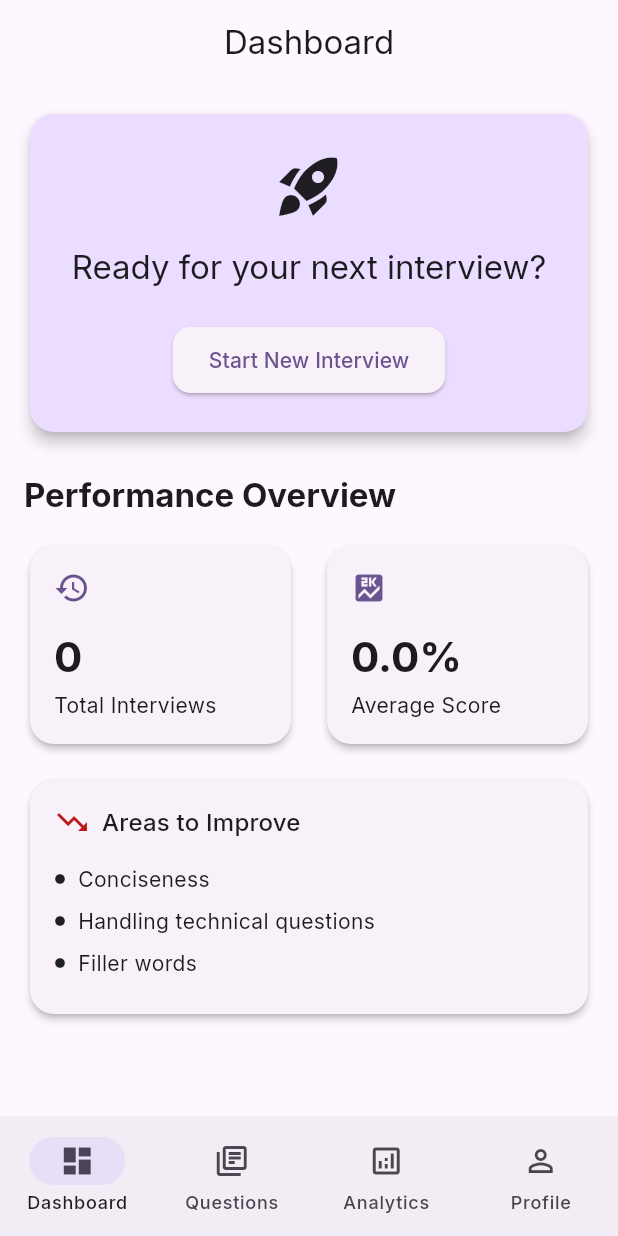
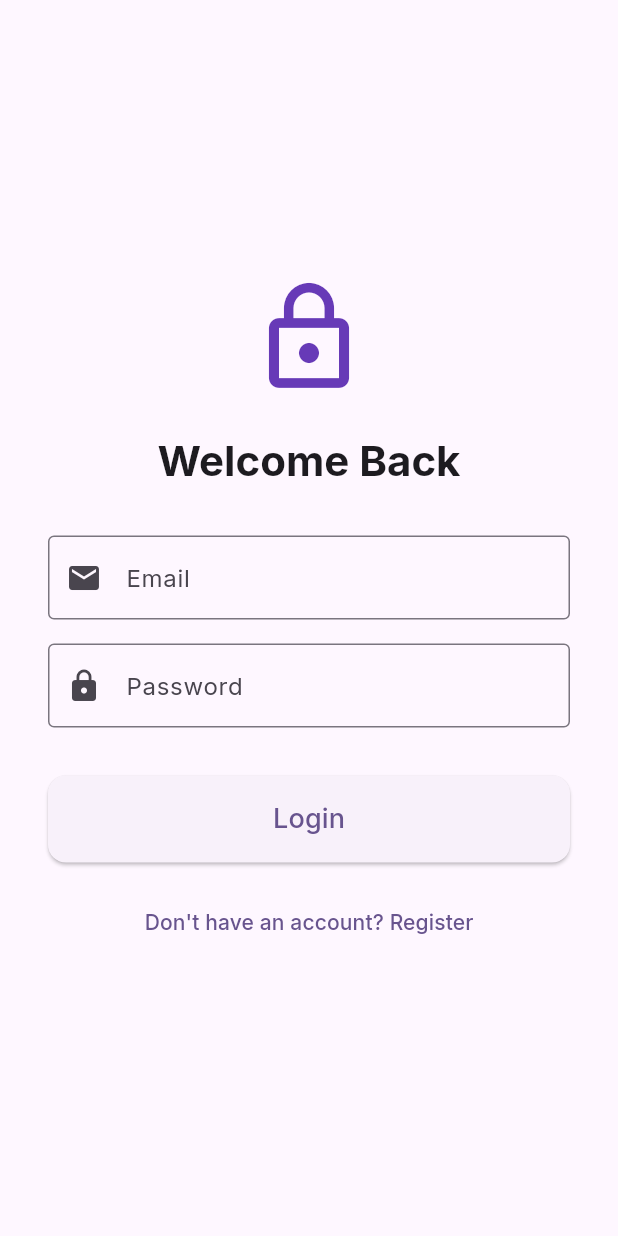
Before and after one commit to anurag-kar-94/interview_mastery, a Flutter app: the screen it shows after launch, on a phone screen of 412 x 824 dp. Run offline on Flutter 3.47's test engine with Material 3 defaults, Android fonts, the phone set to English and light mode, and no system bars; our stand-ins replace fl_chart, google_fonts, shared_preferences, sqflite; accounts and stored records are empty.

Commit message:
your message

```diff
--- a/lib/main.dart
+++ b/lib/main.dart
@@ -1,13 +1,18 @@
 import 'package:flutter/material.dart';
 import 'package:provider/provider.dart';
 import 'providers/app_state_provider.dart';
+import 'providers/auth_provider.dart';
 import 'screens/main_screen.dart';
+import 'screens/login_screen.dart';
 import 'theme/app_theme.dart';
 
-void main() {
+void main() async {
+  WidgetsFlutterBinding.ensureInitialized();
+
   runApp(
     MultiProvider(
       providers: [
+        ChangeNotifierProvider(create: (_) => AuthProvider()),
         ChangeNotifierProvider(create: (_) => AppStateProvider()),
       ],
       child: const InterviewPrepApp(),
@@ -25,7 +30,14 @@ class InterviewPrepApp extends StatelessWidget {
       theme: AppTheme.lightTheme,
       darkTheme: AppTheme.darkTheme,
       themeMode: ThemeMode.system,
-      home: const MainScreen(),
+      home: Consumer<AuthProvider>(
+        builder: (context, auth, _) {
+          if (auth.isAuthenticated) {
+            return const MainScreen();
+          }
+          return const LoginScreen();
+        },
+      ),
     );
   }
 }
--- /dev/null
+++ b/lib/models/user.dart
@@ -0,0 +1,27 @@
+class User {
+  final String id;
+  final String email;
+  final String name;
+
+  User({
+    required this.id,
+    required this.email,
+    required this.name,
+  });
+
+  Map<String, dynamic> toMap() {
+    return {
+      'id': id,
+      'email': email,
+      'name': name,
+    };
+  }
+
+  factory User.fromMap(Map<String, dynamic> map) {
+    return User(
+      id: map['id'],
+      email: map['email'],
+      name: map['name'],
+    );
+  }
+}
--- /dev/null
+++ b/lib/providers/auth_provider.dart
@@ -0,0 +1,83 @@
+import 'package:flutter/material.dart';
+import 'package:shared_preferences/shared_preferences.dart';
+import '../models/user.dart';
+import '../services/db_helper.dart';
+
+class AuthProvider extends ChangeNotifier {
+  User? _currentUser;
+  bool _isLoading = false;
+
+  User? get currentUser => _currentUser;
+  bool get isLoading => _isLoading;
+  bool get isAuthenticated => _currentUser != null;
+
+  AuthProvider() {
+    _loadUserSession();
+  }
+
+  Future<void> _loadUserSession() async {
+    final prefs = await SharedPreferences.getInstance();
+    final userId = prefs.getString('user_id');
+    if (userId != null) {
+      _currentUser = await DatabaseHelper.instance.getUserById(userId);
+      notifyListeners();
+    }
+  }
+
+  Future<String?> login(String email, String password) async {
+    _isLoading = true;
+    notifyListeners();
+
+    try {
+      final user = await DatabaseHelper.instance.loginUser(email, password);
+      if (user != null) {
+        _currentUser = user;
+        final prefs = await SharedPreferences.getInstance();
+        await prefs.setString('user_id', user.id);
+        _isLoading = false;
+        notifyListeners();
+        return null; // Success
+      } else {
+        _isLoading = false;
+        notifyListeners();
+        return 'Invalid email or password';
+      }
+    } catch (e) {
+      _isLoading = false;
+      notifyListeners();
+      return 'An error occurred during login';
+    }
+  }
+
+  Future<String?> register(String name, String email, String password) async {
+    _isLoading = true;
+    notifyListeners();
+
+    try {
+      final user = await DatabaseHelper.instance.registerUser(name, email, password);
+      if (user != null) {
+        _currentUser = user;
+        final prefs = await SharedPreferences.getInstance();
+        await prefs.setString('user_id', user.id);
+        _isLoading = false;
+        notifyListeners();
+        return null; // Success
+      } else {
+        _isLoading = false;
+        notifyListeners();
+        return 'User with this email already exists';
+      }
+    } catch (e) {
+      _isLoading = false;
+      notifyListeners();
+      return 'An error occurred during registration';
+    }
+  }
+
+  Future<void> logout() async {
+    _currentUser = null;
+    final prefs = await SharedPreferences.getInstance();
+    await prefs.remove('user_id');
+    notifyListeners();
+  }
+}
--- /dev/null
+++ b/lib/screens/login_screen.dart
@@ -0,0 +1,104 @@
+import 'package:flutter/material.dart';
+import 'package:provider/provider.dart';
+import '../providers/auth_provider.dart';
+import 'register_screen.dart';
+
+class LoginScreen extends StatefulWidget {
+  const LoginScreen({Key? key}) : super(key: key);
+
+  @override
+  State<LoginScreen> createState() => _LoginScreenState();
+}
+
+class _LoginScreenState extends State<LoginScreen> {
+  final _emailController = TextEditingController();
+  final _passwordController = TextEditingController();
+  final _formKey = GlobalKey<FormState>();
+
+  Future<void> _login() async {
+    if (!_formKey.currentState!.validate()) return;
+
+    final auth = Provider.of<AuthProvider>(context, listen: false);
+    final error = await auth.login(
+      _emailController.text.trim(),
+      _passwordController.text,
+    );
+
+    if (error != null && mounted) {
+      ScaffoldMessenger.of(context).showSnackBar(SnackBar(content: Text(error)));
+    }
+  }
+
+  @override
+  Widget build(BuildContext context) {
+    final isLoading = context.watch<AuthProvider>().isLoading;
+
+    return Scaffold(
+      body: Center(
+        child: SingleChildScrollView(
+          padding: const EdgeInsets.all(32.0),
+          child: Form(
+            key: _formKey,
+            child: Column(
+              mainAxisAlignment: MainAxisAlignment.center,
+              crossAxisAlignment: CrossAxisAlignment.stretch,
+              children: [
+                const Icon(Icons.lock_outline, size: 80, color: Colors.deepPurple),
+                const SizedBox(height: 24),
+                Text(
+                  'Welcome Back',
+                  style: Theme.of(context).textTheme.headlineMedium?.copyWith(fontWeight: FontWeight.bold),
+                  textAlign: TextAlign.center,
+                ),
+                const SizedBox(height: 32),
+                TextFormField(
+                  controller: _emailController,
+                  decoration: const InputDecoration(
+                    labelText: 'Email',
+                    border: OutlineInputBorder(),
+                    prefixIcon: Icon(Icons.email),
+                  ),
+                  keyboardType: TextInputType.emailAddress,
+                  validator: (val) => val == null || val.isEmpty ? 'Enter email' : null,
+                ),
+                const SizedBox(height: 16),
+                TextFormField(
+                  controller: _passwordController,
+                  decoration: const InputDecoration(
+                    labelText: 'Password',
+                    border: OutlineInputBorder(),
+                    prefixIcon: Icon(Icons.lock),
+                  ),
+                  obscureText: true,
+                  validator: (val) => val == null || val.isEmpty ? 'Enter password' : null,
+                ),
+                const SizedBox(height: 32),
+                ElevatedButton(
+                  style: ElevatedButton.styleFrom(padding: const EdgeInsets.symmetric(vertical: 16)),
+                  onPressed: isLoading ? null : _login,
+                  child: isLoading
+                      ? const CircularProgressIndicator()
+                      : const Text('Login', style: TextStyle(fontSize: 18)),
+                ),
+                const SizedBox(height: 16),
+                TextButton(
+                  onPressed: () {
+                    Navigator.push(context, MaterialPageRoute(builder: (_) => const RegisterScreen()));
+                  },
+                  child: const Text('Don\'t have an account? Register'),
+                ),
+              ],
+            ),
+          ),
+        ),
+      ),
+    );
+  }
+
+  @override
+  void dispose() {
+    _emailController.dispose();
+    _passwordController.dispose();
+    super.dispose();
+  }
+}
--- a/pubspec.yaml
+++ b/pubspec.yaml
@@ -38,6 +38,11 @@ dependencies:
   fl_chart: ^1.2.0
   google_fonts: ^8.0.2
   intl: ^0.20.2
+  sqflite: ^2.4.2
+  path_provider: ^2.1.5
+  shared_preferences: ^2.5.4
+  crypto: ^3.0.7
+  path: ^1.9.1
 
 dev_dependencies:
   flutter_test:
```
Also changed, not shown: lib/providers/app_state_provider.dart (+29 -0 lines), lib/screens/profile_screen.dart (+13 -3 lines), lib/screens/register_screen.dart (added, +104 -0 lines), lib/services/db_helper.dart (added, +132 -0 lines), pubspec.lock, 1 other file.
